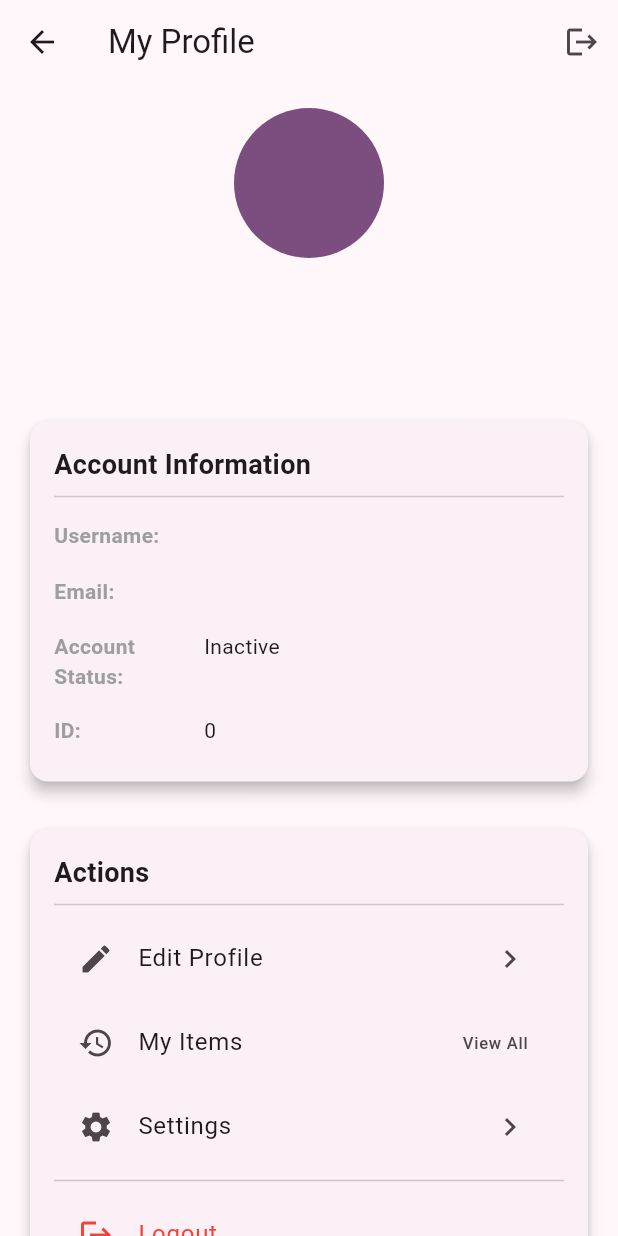
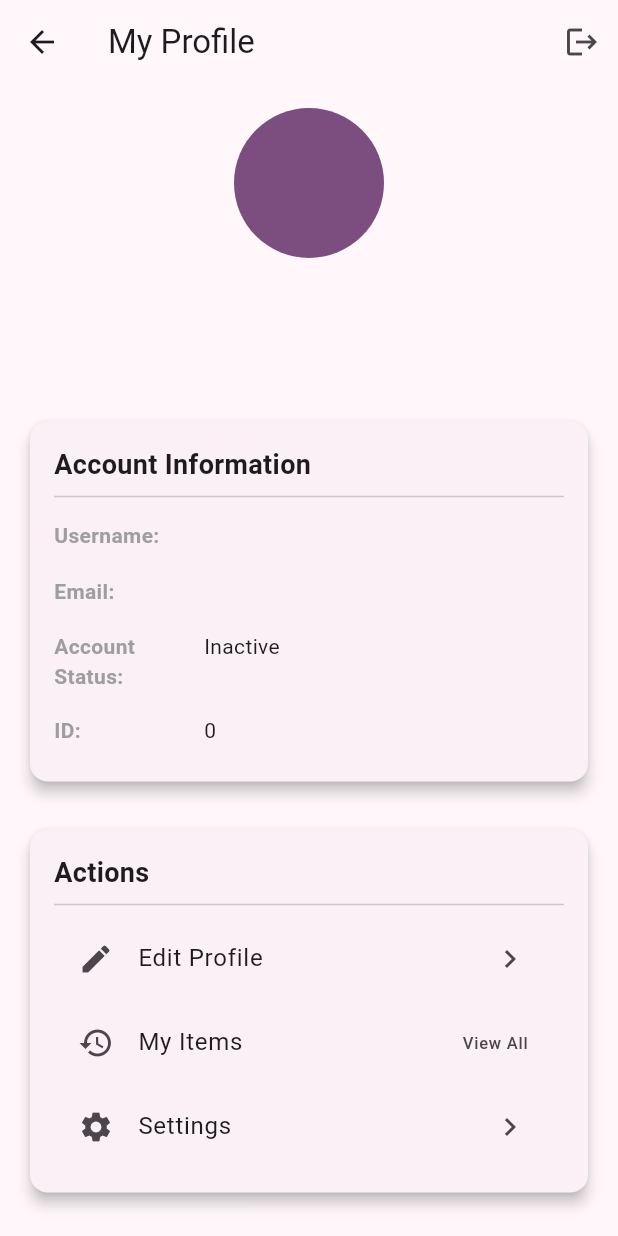
Before and after one commit to CAA900NBB-ProjectX/frontend_lost_and_found, a Flutter app: the ProfileScreen screen opened by its route, on a phone screen of 412 x 824 dp. Run offline on Flutter 3.47's test engine with Material 3 defaults, Android fonts, the phone set to English and light mode, and no system bars; our stand-ins replace flutter_secure_storage, image_picker; accounts and stored records are empty; network calls fail.

Commit message:
logout issues fixed

```diff
--- a/lib/auth/screens/verification_page.dart
+++ b/lib/auth/screens/verification_page.dart
@@ -26,7 +26,7 @@ class _VerificationPageState extends State<VerificationPage> {
 
     try {
       final response = await http.post(
-        Uri.parse('http://172.208.64.141:8082/auth/verify'),
+        Uri.parse('http://localhost:8081/auth/verify'),
         headers: {'Content-Type': 'application/json'},
         body: json.encode({
           'email': widget.email,
@@ -68,7 +68,7 @@ class _VerificationPageState extends State<VerificationPage> {
 
     try {
       final response = await http.post(
-        Uri.parse('http://172.208.64.141:8082/auth/resend'),
+        Uri.parse('http://localhost:8081/auth/resend'),
         headers: {'Content-Type': 'application/json'},
         body: widget.email,
       );
--- a/lib/auth/services/auth_service.dart
+++ b/lib/auth/services/auth_service.dart
@@ -9,9 +9,9 @@ class AuthService {
   // Dynamic base URL based on platform
   static String get baseUrl {
     if (kIsWeb) {
-      return 'http://172.208.64.141:8082/auth';
+      return 'http://localhost:8081/auth';
     } else {
-      return 'http://172.208.64.141:8082/auth';
+      return 'http://localhost:8081/auth';
     }
   }
 
--- a/lib/screens/profile_screen.dart
+++ b/lib/screens/profile_screen.dart
@@ -41,22 +41,28 @@ class _ProfileScreenState extends State<ProfileScreen> {
     }
   }
 
-  Future<void> _logout() async {
-    await _authService.logout();
-    if (mounted) {
-      Navigator.pushReplacementNamed(context, '/login');
-    }
-  }
-
   @override
   Widget build(BuildContext context) {
     return Scaffold(
       appBar: AppBar(
         title: const Text('My Profile'),
         actions: [
+          // Only the logout button in the app bar
           IconButton(
             icon: const Icon(Icons.logout),
-            onPressed: _logout,
+            onPressed: () async {
+              try {
+                // Call the backend logout endpoint
+                await _authService.logout();
+                if (mounted) {
+                  Navigator.pushReplacementNamed(context, '/login');
+                }
+              } catch (e) {
+                ScaffoldMessenger.of(context).showSnackBar(
+                  SnackBar(content: Text('Logout failed: $e')),
+                );
+              }
+            },
             tooltip: 'Logout',
           ),
         ],
@@ -203,12 +209,7 @@ class _ProfileScreenState extends State<ProfileScreen> {
                       );
                     },
                   ),
-                  const Divider(),
-                  ListTile(
-                    leading: const Icon(Icons.logout, color: Colors.red),
-                    title: const Text('Logout', style: TextStyle(color: Colors.red)),
-                    onTap: _logout,
-                  ),
+                  //
                 ],
               ),
             ),
```
Also changed, not shown: pubspec.lock, 5 other files.
